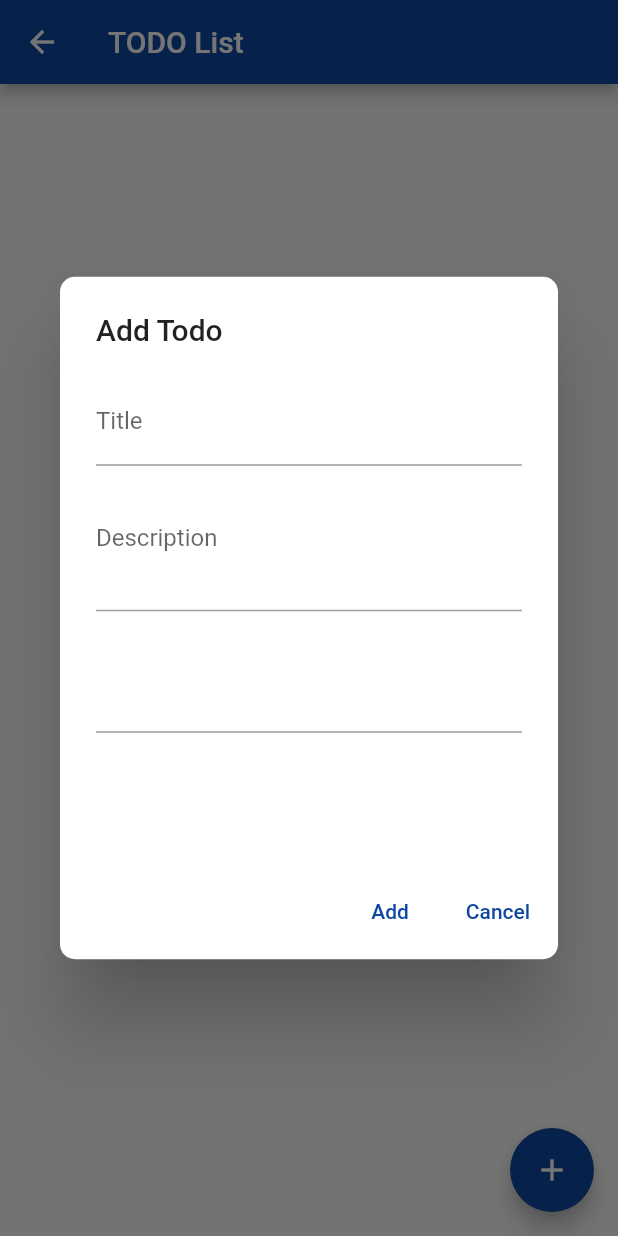
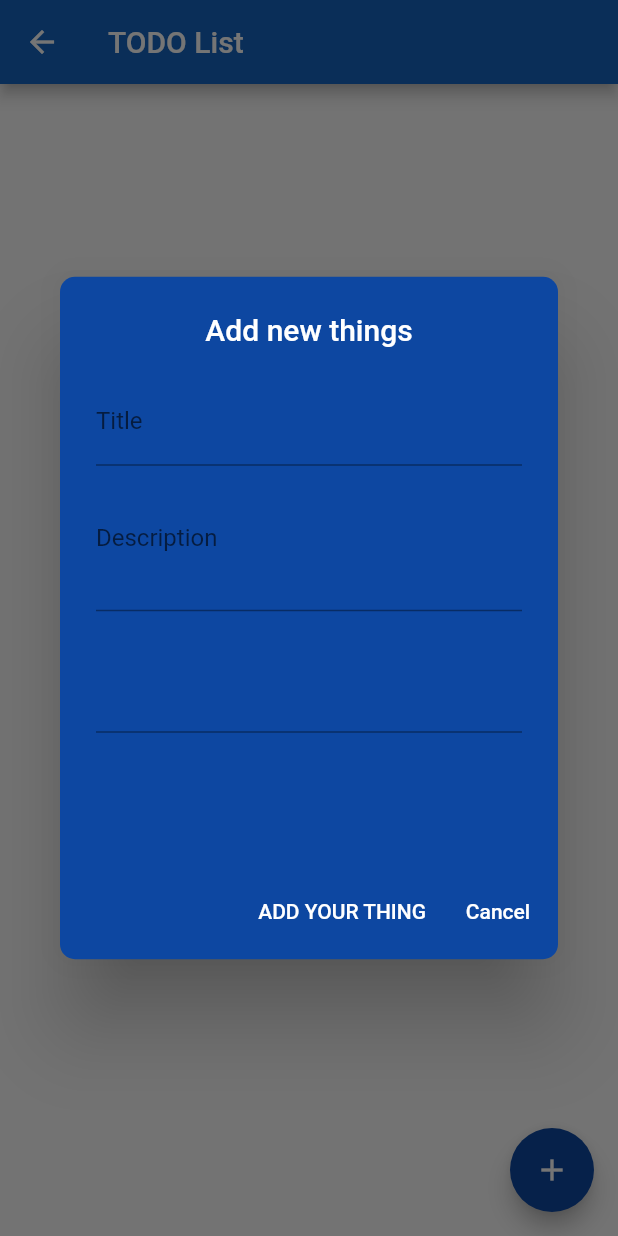
Before and after one commit to shwetahatwar/ToDO-List-App, a Flutter app: the MyTODOPage screen opened directly, after a tap on the "add" icon, on a phone screen of 412 x 824 dp. Run offline on Flutter 3.47's test engine with Material 2 defaults, Android fonts, the light colour scheme and no system bars; our stand-ins replace cloud_firestore, firebase_auth, firebase_core, fluttertoast, get, google_sign_in and 1 more; accounts and stored records are empty.

Commit message:
alert dialog color change

```diff
--- a/lib/addTodo.dart
+++ b/lib/addTodo.dart
@@ -17,6 +17,7 @@ class _AddTodoDialogWidgetState extends State<AddTodoDialogWidget> {
 
   @override
   Widget build(BuildContext context) => AlertDialog(
+    backgroundColor: Colors.blue[800],
     content: Form(
       key: _formKey,
       child: Column(
@@ -24,7 +25,7 @@ class _AddTodoDialogWidgetState extends State<AddTodoDialogWidget> {
         crossAxisAlignment: CrossAxisAlignment.start,
         children: [
           Text(
-            'Add Todo',
+            'Add new thing',
             style: TextStyle(
               fontWeight: FontWeight.bold,
               fontSize: 22,
--- a/lib/todo_list.dart
+++ b/lib/todo_list.dart
@@ -2,7 +2,6 @@ import 'package:cloud_firestore/cloud_firestore.dart';
 import 'package:flutter/cupertino.dart';
 import 'package:flutter/material.dart';
 import 'package:todo_list_makeing_app/Model/todo.dart';
-
 import 'editTodoList.dart';
 
 class MyTODOPage extends StatefulWidget {
@@ -65,7 +64,7 @@ class _MyHomePageState extends State<MyTODOPage> {
     return Scaffold(
       appBar: AppBar(
         title: Text("TODO List"),
-        backgroundColor: Colors.blue.shade900,
+        backgroundColor: Colors.blue[800],
       ),
       body: StreamBuilder<QuerySnapshot>(
         stream: FirebaseFirestore.instance.collection("MyTodos").snapshots(),
@@ -178,9 +177,11 @@ class _MyHomePageState extends State<MyTODOPage> {
               // builder: (context) => AddTodoDialogWidget(),
               builder: (BuildContext context) {
                 return AlertDialog(
+                  backgroundColor: Colors.blue.shade900,
                   shape: RoundedRectangleBorder(
                       borderRadius: BorderRadius.circular(10)),
-                  title: const Text("Add Todo"),
+                  title: Center(child: Text('Add new things',
+                    style: TextStyle(color: Colors.white),)),
 
                   content: Container(
                     width: 500,
@@ -233,7 +234,8 @@ class _MyHomePageState extends State<MyTODOPage> {
                           });
                           Navigator.of(context).pop();
                         },
-                        child: const Text("Add"),
+                        child: const Text("ADD YOUR THING",
+                          style: TextStyle(color: Colors.white),),
                         style: TextButton.styleFrom(
                           primary: Colors.blue.shade900, // Text Color
                         ),
@@ -243,7 +245,8 @@ class _MyHomePageState extends State<MyTODOPage> {
                       });
                       Navigator.of(context).pop();
                     },
-                        child: const Text("Cancel"),
+                        child: const Text("Cancel",
+                            style: TextStyle(color: Colors.white)),
                       style: TextButton.styleFrom(
                         primary: Colors.blue.shade900, // Text Color
                       ),
```
